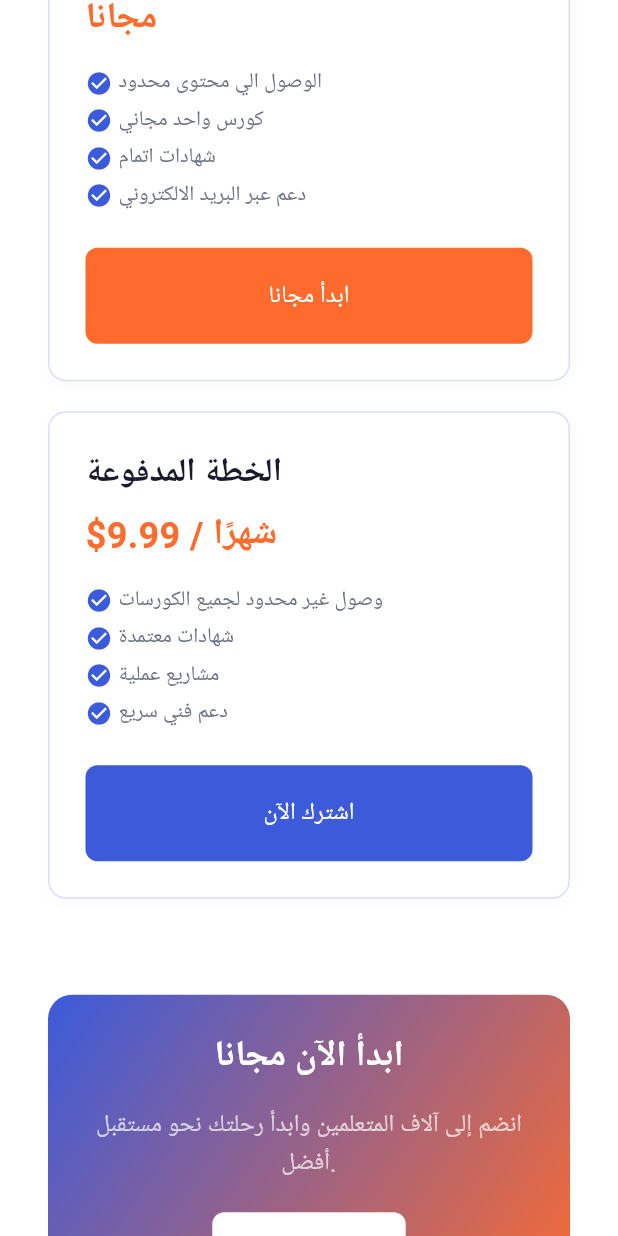
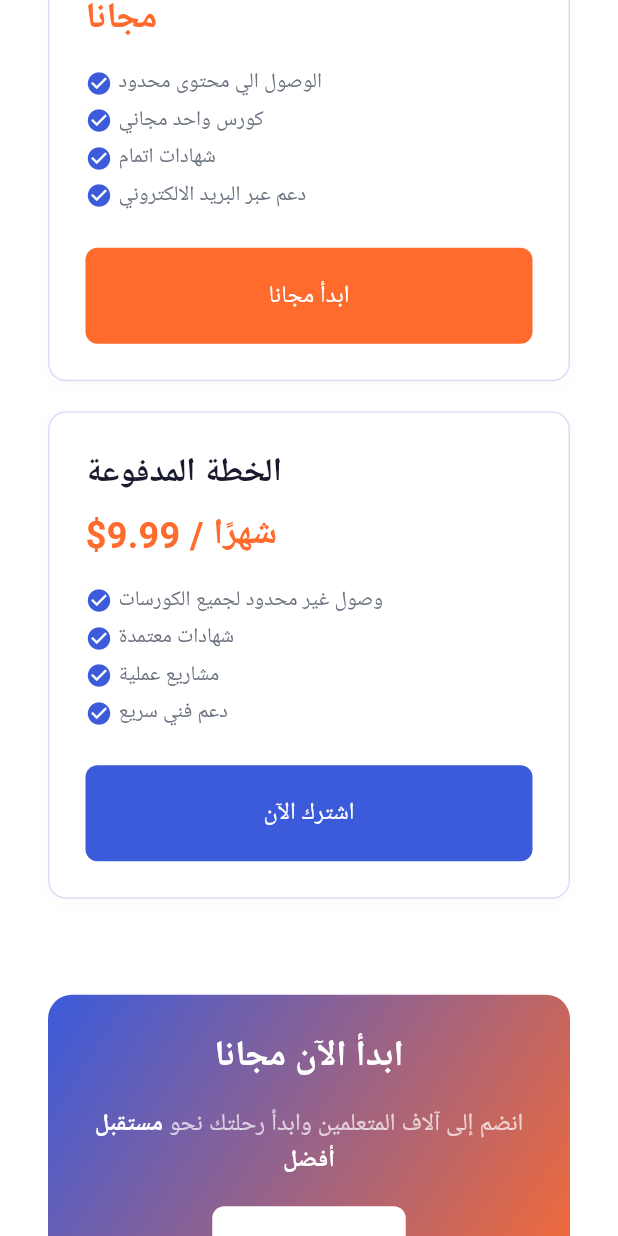
Before and after one commit to SalahHassan202/flutter-skillbridge-elearning-app-freelance, a Flutter app: the screen it shows after launch, scrolled down 2880 dp, on a phone screen of 412 x 824 dp. Run offline on Flutter 3.47's test engine with Material 3 defaults, Android fonts, the light colour scheme and no system bars; our stand-ins replace google_fonts; network calls fail; Roboto replaces fonts that are missing (Cairo).

Commit message:
feat: style cta text

```diff
--- a/lib/features/home/widgets/cta_banner.dart
+++ b/lib/features/home/widgets/cta_banner.dart
@@ -1,3 +1,5 @@
+// File: lib/features/home/widgets/cta_banner.dart
+
 import 'package:flutter/material.dart';
 import '../../../core/constants/app_colors.dart';
 import '../../../core/theme/app_text_theme.dart';
@@ -29,20 +31,55 @@ class CtaBanner extends StatelessWidget {
       ),
       child: Column(
         children: [
-          Text(
-            AppStrings.ctaTitle,
+          RichText(
+            text: TextSpan(
+              children: [
+                TextSpan(
+                  text: 'ابدأ ',
                   style: AppTextTheme.headlineMedium.copyWith(
                     color: Colors.white,
                     fontSize: isSmall ? 22 : 24,
                   ),
+                ),
+                TextSpan(
+                  text: 'الآن',
+                  style: AppTextTheme.headlineMedium.copyWith(
+                    color: Colors.white,
+                    fontWeight: FontWeight.bold,
+                    fontSize: isSmall ? 22 : 24,
+                  ),
+                ),
+                TextSpan(
+                  text: ' مجانا',
+                  style: AppTextTheme.headlineMedium.copyWith(
+                    color: Colors.white,
+                    fontSize: isSmall ? 22 : 24,
+                  ),
+                ),
+              ],
+            ),
             textAlign: TextAlign.center,
           ),
           const SizedBox(height: AppDimensions.paddingM),
-          Text(
-            AppStrings.ctaSubtitle,
+          RichText(
+            text: TextSpan(
+              children: [
+                TextSpan(
+                  text: 'انضم إلى آلاف المتعلمين وابدأ رحلتك نحو ',
                   style: AppTextTheme.bodyLarge.copyWith(
                     color: Colors.white70,
                     fontSize: isSmall ? 14 : 16,
+                  ),
+                ),
+                TextSpan(
+                  text: 'مستقبل أفضل',
+                  style: AppTextTheme.bodyLarge.copyWith(
+                    color: Colors.white,
+                    fontWeight: FontWeight.bold,
+                    fontSize: isSmall ? 14 : 16,
+                  ),
+                ),
+              ],
             ),
             textAlign: TextAlign.center,
           ),
```
Lines whose indentation alone changed are shown as unchanged.
